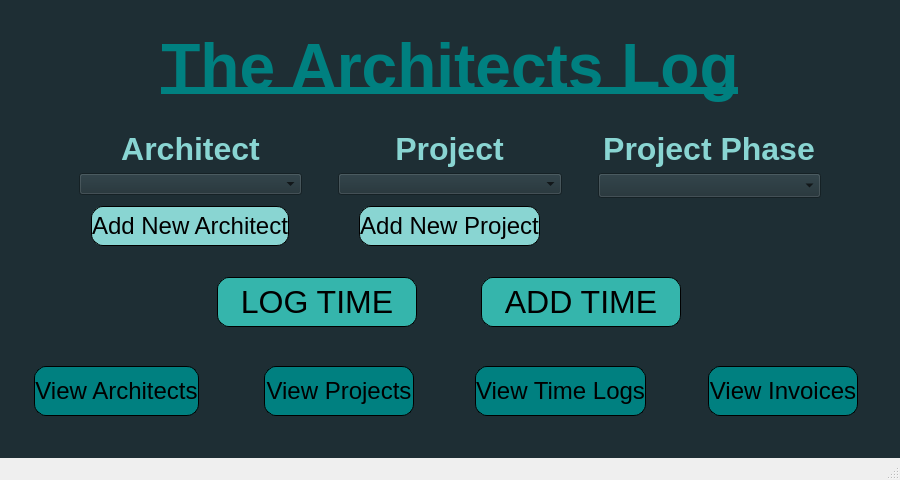
First picture: the form in src/ui/MainWindow.ui, repository CanMatthewCode/ArchitectsLog, before the edit.
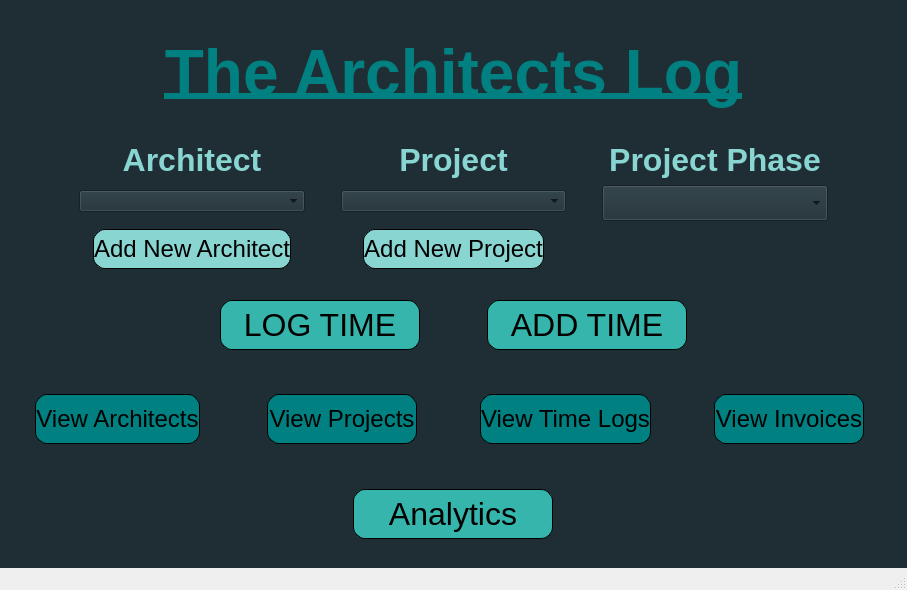
Second picture: the form after the edit.

Commit message: add 'Analytics' button to MainWindow.ui/.py

The edit to the form file:
```diff
--- a/src/ui/MainWindow.ui
+++ b/src/ui/MainWindow.ui
@@ -6,8 +6,8 @@
    <rect>
     <x>0</x>
     <y>0</y>
-    <width>900</width>
-    <height>480</height>
+    <width>907</width>
+    <height>590</height>
    </rect>
   </property>
   <property name="sizePolicy">
@@ -39,8 +39,6 @@
    </property>
    <layout class="QVBoxLayout" name="verticalLayout">
     <item>
-     <layout class="QVBoxLayout" name="main_layout">
-      <item>
        <widget class="QLabel" name="theArchitectsLogLabel">
         <property name="minimumSize">
          <size>
@@ -256,7 +254,7 @@
            </widget>
           </item>
           <item>
-           <spacer name="verticalSpacer_2">
+         <spacer name="projects_vertical_spacer">
             <property name="orientation">
              <enum>Qt::Orientation::Vertical</enum>
             </property>
@@ -440,7 +438,7 @@
         </property>
         <property name="sizeHint" stdset="0">
          <size>
-          <width>10</width>
+        <width>13</width>
           <height>25</height>
          </size>
         </property>
@@ -518,6 +516,9 @@
         </item>
         <item>
          <widget class="QPushButton" name="AddTimeBtn">
+        <property name="enabled">
+         <bool>true</bool>
+        </property>
           <property name="sizePolicy">
            <sizepolicy hsizetype="Fixed" vsizetype="Fixed">
             <horstretch>20</horstretch>
@@ -822,8 +823,66 @@
         </item>
        </layout>
       </item>
+    <item>
+     <layout class="QHBoxLayout" name="horizontalLayout">
+      <item>
+       <widget class="QPushButton" name="AnalyticsBtn">
+        <property name="sizePolicy">
+         <sizepolicy hsizetype="Fixed" vsizetype="Fixed">
+          <horstretch>20</horstretch>
+          <verstretch>0</verstretch>
+         </sizepolicy>
+        </property>
+        <property name="minimumSize">
+         <size>
+          <width>200</width>
+          <height>50</height>
+         </size>
+        </property>
+        <property name="font">
+         <font>
+          <pointsize>24</pointsize>
+         </font>
+        </property>
+        <property name="styleSheet">
+         <string notr="true">QPushButton{
+	border-radius: 12px;
+	border: 1px solid black;
+	background-color: #35B5AC;
+	color: black;
+}
+
+QPushButton:hover {
+	background-color: #2A9089;
+}
+
+QPushButton:pressed {
+	background-color: #1F6B66;
+}</string>
+        </property>
+        <property name="text">
+         <string>Analytics</string>
+        </property>
+       </widget>
+      </item>
      </layout>
     </item>
+    <item>
+     <spacer name="verticalSpacer_2">
+      <property name="orientation">
+       <enum>Qt::Orientation::Vertical</enum>
+      </property>
+      <property name="sizeType">
+       <enum>QSizePolicy::Policy::Fixed</enum>
+      </property>
+      <property name="sizeHint" stdset="0">
+       <size>
+        <width>20</width>
+        <height>20</height>
+       </size>
+      </property>
+     </spacer>
+    </item>
    </layout>
   </widget>
   <widget class="QMenuBar" name="menubar">
```
Left out of the diff: 2 changed lines with no effect on the pictures. Lines whose indentation alone changed are shown as unchanged. The commit also changes 1 other file.
